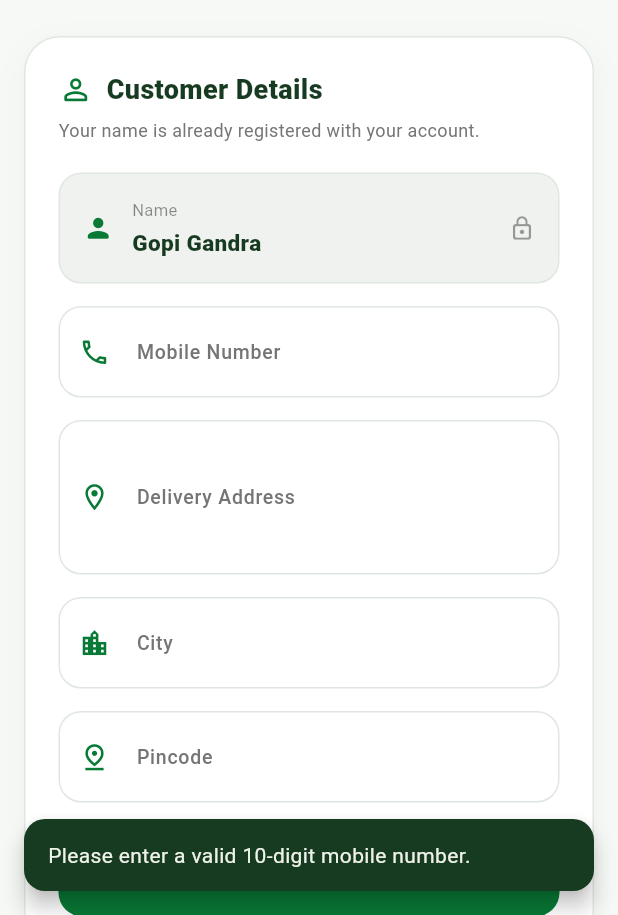
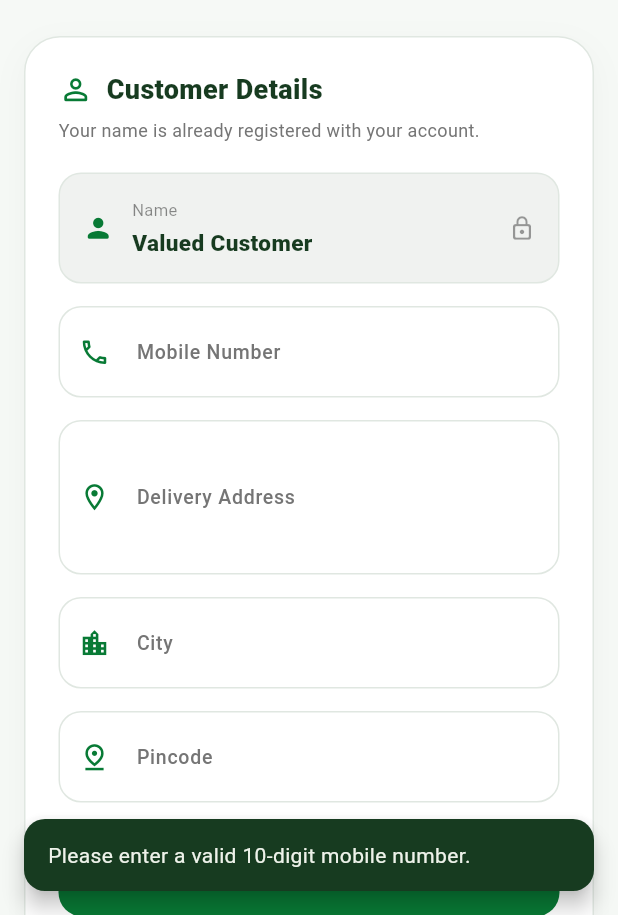
Before and after one commit to gandragopi/sangam_dairy_3_modules, a Flutter app: the CustomerDetailsScreen screen opened directly, after a tap on "SAVE & CONTINUE", on a phone screen of 412 x 824 dp, the part 321-1236 px from its top. Run offline on Flutter 3.47's test engine with Material 3 defaults, Android fonts, the phone set to English and light mode, and no system bars; our stand-ins replace shared_preferences; missing offline and left inert: android_intent_plus; accounts and stored records are empty; network calls fail.

Commit message:
Update Sangam Dairy frontend flows

```diff
--- a/sangam_dairy/lib/screens/auth/signup_screen.dart
+++ b/sangam_dairy/lib/screens/auth/signup_screen.dart
@@ -348,7 +348,17 @@ class _SignupScreenState extends State<SignupScreen> {
       );
 
       await prefs.setString(
+        'sangam_customer_name',
+        name,
+      );
+
+      await prefs.setString(
         'sangam_signup_email',
+        email,
+      );
+
+      await prefs.setString(
+        'sangam_customer_email',
         email,
       );
 
--- a/sangam_dairy/lib/screens/checkout/checkout_screen.dart
+++ b/sangam_dairy/lib/screens/checkout/checkout_screen.dart
@@ -26,7 +26,7 @@ class _CheckoutScreenState extends State<CheckoutScreen> {
   // CUSTOMER
   // ============================================================
 
-  static const String _customerName = 'Gopi Gandra';
+  String _customerName = 'Valued Customer';
 
   final TextEditingController _mobileController =
   TextEditingController();
@@ -49,6 +49,7 @@ class _CheckoutScreenState extends State<CheckoutScreen> {
   // SHARED PREFERENCES KEYS
   // ============================================================
 
+  static const String _nameKey = 'sangam_customer_name';
   static const String _mobileKey = 'sangam_customer_mobile';
   static const String _addressKey = 'sangam_customer_address';
   static const String _cityKey = 'sangam_customer_city';
@@ -72,6 +73,9 @@ class _CheckoutScreenState extends State<CheckoutScreen> {
     try {
       final prefs = await SharedPreferences.getInstance();
 
+      final name = prefs.getString(_nameKey) ??
+          prefs.getString('sangam_signup_name') ??
+          'Valued Customer';
       final mobile = prefs.getString(_mobileKey) ?? '';
       final address = prefs.getString(_addressKey) ?? '';
       final city = prefs.getString(_cityKey) ?? '';
@@ -82,6 +86,7 @@ class _CheckoutScreenState extends State<CheckoutScreen> {
       if (!mounted) return;
 
       setState(() {
+        _customerName = name;
         _mobileController.text = mobile;
         _addressController.text = address;
         _cityController.text = city;
@@ -613,10 +618,10 @@ class _CheckoutScreenState extends State<CheckoutScreen> {
                 size: 21,
               ),
               const SizedBox(width: 12),
-              const Expanded(
+              Expanded(
                 child: Text(
                   _customerName,
-                  style: TextStyle(
+                  style: const TextStyle(
                     fontSize: 14,
                     fontWeight: FontWeight.w700,
                     color: darkGreen,
--- a/sangam_dairy/lib/screens/customer/customer_details_screen.dart
+++ b/sangam_dairy/lib/screens/customer/customer_details_screen.dart
@@ -26,7 +26,7 @@ class _CustomerDetailsScreenState
   // CUSTOMER NAME
   // ============================================================
 
-  static const String customerName = 'Gopi Gandra';
+  String _customerName = 'Valued Customer';
 
   // ============================================================
   // CONTROLLERS
@@ -47,8 +47,40 @@ class _CustomerDetailsScreenState
   bool _saving = false;
 
   // ============================================================
-  // DISPOSE
+  // INIT & DISPOSE
   // ============================================================
+
+  @override
+  void initState() {
+    super.initState();
+    _loadCustomerDetails();
+  }
+
+  Future<void> _loadCustomerDetails() async {
+    final prefs = await SharedPreferences.getInstance();
+
+    final name = prefs.getString('sangam_customer_name') ??
+        prefs.getString('sangam_signup_name');
+    final mobile = prefs.getString('sangam_customer_mobile') ??
+        prefs.getString('sangam_signup_mobile');
+    final address = prefs.getString('sangam_customer_address');
+    final city = prefs.getString('sangam_customer_city');
+    final pincode = prefs.getString('sangam_customer_pincode');
+
+    if (!mounted) return;
+
+    setState(() {
+      if (name != null && name.isNotEmpty) {
+        _customerName = name;
+      }
+      if (mobile != null && mobile.isNotEmpty) {
+        _mobileController.text = mobile;
+      }
+      if (address != null) _addressController.text = address;
+      if (city != null) _cityController.text = city;
+      if (pincode != null) _pincodeController.text = pincode;
+    });
+  }
 
   @override
   void dispose() {
@@ -402,22 +434,22 @@ class _CustomerDetailsScreenState
                   size: 21,
                 ),
                 const SizedBox(width: 12),
-                const Expanded(
+                Expanded(
                   child: Column(
                     crossAxisAlignment:
                     CrossAxisAlignment.start,
                     children: [
-                      Text(
+                      const Text(
                         'Name',
                         style: TextStyle(
                           color: Colors.black45,
                           fontSize: 11,
                         ),
                       ),
-                      SizedBox(height: 3),
+                      const SizedBox(height: 3),
                       Text(
-                        customerName,
-                        style: TextStyle(
+                        _customerName,
+                        style: const TextStyle(
                           color: darkGreen,
                           fontSize: 15,
                           fontWeight: FontWeight.w800,
--- a/sangam_dairy/lib/screens/orders/order_success_screen.dart
+++ b/sangam_dairy/lib/screens/orders/order_success_screen.dart
@@ -510,7 +510,7 @@ class OrderSuccessScreen extends StatelessWidget {
                           Icons.person_outline,
                           'Customer',
                           customerName.isEmpty
-                              ? 'Gopi Gandra'
+                              ? 'Valued Customer'
                               : customerName,
                         ),
 
--- a/sangam_dairy/lib/screens/orders/orders_screen.dart
+++ b/sangam_dairy/lib/screens/orders/orders_screen.dart
@@ -36,6 +36,7 @@ class _OrdersScreenState extends State<OrdersScreen>
 
   List<Map<String, dynamic>> _orders = [];
   Map<String, dynamic> _reviews = {};
+  String _savedCustomerName = 'Valued Customer';
 
   final Set<String> _cancelledOrderIds = <String>{};
 
@@ -71,6 +72,10 @@ class _OrdersScreenState extends State<OrdersScreen>
       final orders = await OrderApiService.getOrders();
 
       final prefs = await SharedPreferences.getInstance();
+
+      final name = prefs.getString('sangam_customer_name') ??
+          prefs.getString('sangam_signup_name') ??
+          'Valued Customer';
 
       final reviewString =
       prefs.getString('sangam_dairy_reviews');
@@ -96,6 +101,7 @@ class _OrdersScreenState extends State<OrdersScreen>
       if (!mounted) return;
 
       setState(() {
+        _savedCustomerName = name;
         _orders =
         List<Map<String, dynamic>>.from(orders);
         _reviews = reviews;
@@ -156,7 +162,7 @@ class _OrdersScreenState extends State<OrdersScreen>
       return value.toString();
     }
 
-    return 'Gopi Gandra';
+    return _savedCustomerName;
   }
 
   String _getPaymentMethod(
--- a/sangam_dairy/lib/services/google_pay_payment_service.dart
+++ b/sangam_dairy/lib/services/google_pay_payment_service.dart
@@ -2,7 +2,7 @@ import 'package:android_intent_plus/android_intent.dart';
 
 class GooglePayPaymentService {
   // Sangam Dairy UPI ID
-  static const String upiId = 'gandragopigandra123-1@okhdfcbank';
+  static const String upiId = 'sangamdairy@okhdfcbank';
 
   // Name shown inside Google Pay
   static const String payeeName = 'Sangam Dairy';
```
Also changed, not shown: sangam_dairy/lib/screens/auth/login_screen.dart (+18 -7 lines), sangam_dairy/lib/screens/profile/profile_screen.dart (+63 -14 lines), sangam_dairy/lib/screens/referral/referral_screen.dart (+10 -2 lines).
